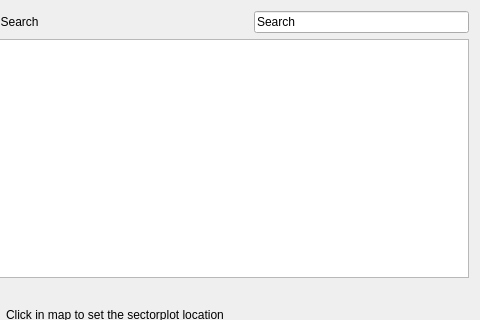
Old version of the form SectorPlot/sectorplot_location_dialog_base.ui in the repository rduivenvoorde/sectorplot; both pictures show x 123 to 603 and y 0 to 320 of the 603 by 402 pixel window.
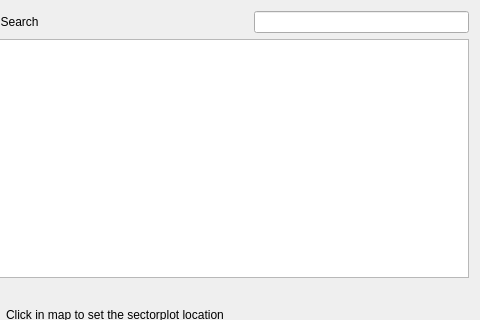
New version of the form.

```diff
--- a/SectorPlot/sectorplot_location_dialog_base.ui
+++ b/SectorPlot/sectorplot_location_dialog_base.ui
@@ -48,7 +48,7 @@
    <item row="3" column="3" colspan="2">
     <widget class="QLineEdit" name="le_search_npp">
      <property name="text">
-      <string>Search</string>
+      <string/>
      </property>
     </widget>
    </item>
```
